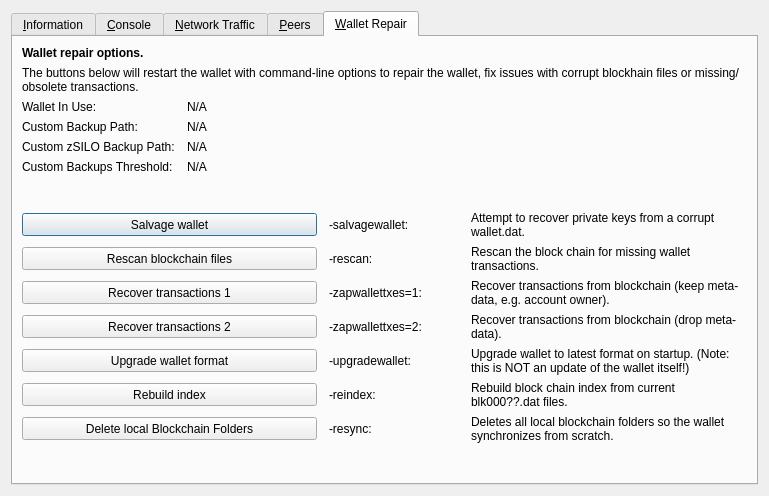
pandagrows/seed2need-silo-coin, file src/qt/forms/rpcconsole.ui: the form before one commit.
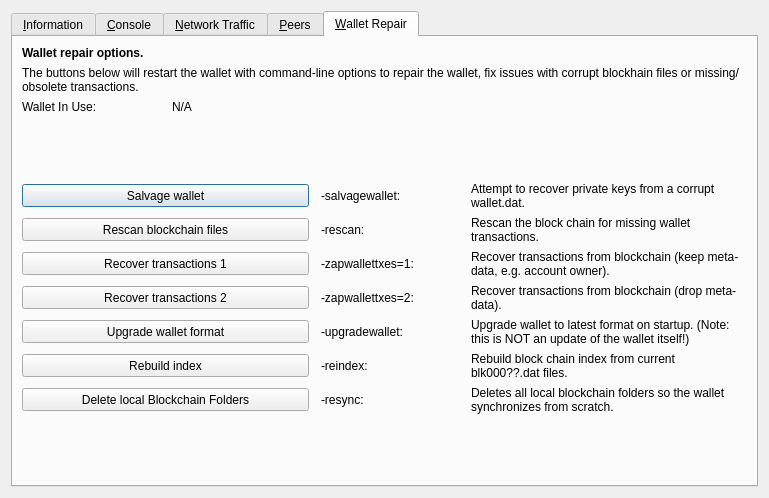
The form after the commit. The open tabs and pages were chosen to show the change. Icons and pictures are not drawn. Custom widgets are drawn as their Qt base class.

The edit to the form file:
```diff
--- a/src/qt/forms/rpcconsole.ui
+++ b/src/qt/forms/rpcconsole.ui
@@ -7,7 +7,7 @@
     <x>0</x>
     <y>0</y>
     <width>769</width>
-    <height>496</height>
+    <height>498</height>
    </rect>
   </property>
   <property name="windowTitle">
@@ -1299,93 +1299,6 @@
         </widget>
        </item>
        <item row="3" column="0">
-        <widget class="QLabel" name="wallet_custombackuppath_label">
-         <property name="visible">
-          <bool>false</bool>
-         </property>
-         <property name="text">
-          <string>Custom Backup Path:</string>
-         </property>
-        </widget>
-       </item>
-       <item row="3" column="1" colspan="3">
-        <widget class="QLabel" name="wallet_custombackuppath">
-         <property name="cursor">
-          <cursorShape>IBeamCursor</cursorShape>
-         </property>
-         <property name="visible">
-          <bool>false</bool>
-         </property>
-         <property name="text">
-          <string>N/A</string>
-         </property>
-         <property name="textFormat">
-          <enum>Qt::PlainText</enum>
-         </property>
-         <property name="textInteractionFlags">
-          <set>Qt::LinksAccessibleByMouse|Qt::TextSelectableByKeyboard|Qt::TextSelectableByMouse</set>
-         </property>
-        </widget>
-       </item>
-       <item row="4" column="0">
-        <widget class="QLabel" name="wallet_customzsilobackuppath_label">
-         <property name="visible">
-          <bool>false</bool>
-         </property>
-         <property name="text">
-          <string>Custom zSILO Backup Path:</string>
-         </property>
-        </widget>
-       </item>
-       <item row="4" column="1" colspan="3">
-        <widget class="QLabel" name="wallet_customzsilobackuppath">
-         <property name="cursor">
-          <cursorShape>IBeamCursor</cursorShape>
-         </property>
-         <property name="visible">
-          <bool>false</bool>
-         </property>
-         <property name="text">
-          <string>N/A</string>
-         </property>
-         <property name="textFormat">
-          <enum>Qt::PlainText</enum>
-         </property>
-         <property name="textInteractionFlags">
-          <set>Qt::LinksAccessibleByMouse|Qt::TextSelectableByKeyboard|Qt::TextSelectableByMouse</set>
-         </property>
-        </widget>
-       </item>
-       <item row="5" column="0">
-        <widget class="QLabel" name="wallet_custombackupthreshold_label">
-         <property name="visible">
-          <bool>false</bool>
-         </property>
-         <property name="text">
-          <string>Custom Backups Threshold:</string>
-         </property>
-        </widget>
-       </item>
-       <item row="5" column="1" colspan="3">
-        <widget class="QLabel" name="wallet_custombackupthreshold">
-         <property name="cursor">
-          <cursorShape>IBeamCursor</cursorShape>
-         </property>
-         <property name="visible">
-          <bool>false</bool>
-         </property>
-         <property name="text">
-          <string>N/A</string>
-         </property>
-         <property name="textFormat">
-          <enum>Qt::PlainText</enum>
-         </property>
-         <property name="textInteractionFlags">
-          <set>Qt::LinksAccessibleByMouse|Qt::TextSelectableByKeyboard|Qt::TextSelectableByMouse</set>
-         </property>
-        </widget>
-       </item>
-       <item row="6" column="0">
         <spacer name="verticalSpacer_repair1">
          <property name="orientation">
           <enum>Qt::Vertical</enum>
@@ -1398,7 +1311,7 @@
          </property>
         </spacer>
        </item>
-       <item row="7" column="0" colspan="2">
+       <item row="4" column="0" colspan="2">
         <widget class="QPushButton" name="btn_salvagewallet">
          <property name="minimumSize">
           <size>
@@ -1411,14 +1324,14 @@
          </property>
         </widget>
        </item>
-       <item row="7" column="2">
+       <item row="4" column="2">
         <widget class="QLabel" name="label_repair_salvage_command">
          <property name="text">
           <string notr="true">-salvagewallet:</string>
          </property>
         </widget>
        </item>
-       <item row="7" column="3">
+       <item row="4" column="3">
         <widget class="QLabel" name="label_repair_salvage">
          <property name="text">
           <string>Attempt to recover private keys from a corrupt wallet.dat.</string>
@@ -1428,7 +1341,7 @@
          </property>
         </widget>
        </item>
-       <item row="8" column="0" colspan="2">
+       <item row="5" column="0" colspan="2">
         <widget class="QPushButton" name="btn_rescan">
          <property name="minimumSize">
           <size>
@@ -1441,14 +1354,14 @@
          </property>
         </widget>
        </item>
-       <item row="8" column="2">
+       <item row="5" column="2">
         <widget class="QLabel" name="label_repair_rescan_command">
          <property name="text">
           <string notr="true">-rescan:</string>
          </property>
         </widget>
        </item>
-       <item row="8" column="3">
+       <item row="5" column="3">
         <widget class="QLabel" name="label_repair_rescan">
          <property name="text">
           <string>Rescan the block chain for missing wallet transactions.</string>
@@ -1458,7 +1371,7 @@
          </property>
         </widget>
        </item>
-       <item row="9" column="0" colspan="2">
+       <item row="6" column="0" colspan="2">
         <widget class="QPushButton" name="btn_zapwallettxes1">
          <property name="minimumSize">
           <size>
@@ -1471,14 +1384,14 @@
          </property>
         </widget>
        </item>
-       <item row="9" column="2">
+       <item row="6" column="2">
         <widget class="QLabel" name="label_repair_zap1_command">
          <property name="text">
           <string notr="true">-zapwallettxes=1:</string>
          </property>
         </widget>
        </item>
-       <item row="9" column="3">
+       <item row="6" column="3">
         <widget class="QLabel" name="label_repair_zap1">
          <property name="text">
           <string>Recover transactions from blockchain (keep meta-data, e.g. account owner).</string>
@@ -1488,7 +1401,7 @@
          </property>
         </widget>
        </item>
-       <item row="10" column="0" colspan="2">
+       <item row="7" column="0" colspan="2">
         <widget class="QPushButton" name="btn_zapwallettxes2">
          <property name="minimumSize">
           <size>
@@ -1501,14 +1414,14 @@
          </property>
         </widget>
        </item>
-       <item row="10" column="2">
+       <item row="7" column="2">
         <widget class="QLabel" name="label_repair_zap2_command">
          <property name="text">
           <string notr="true">-zapwallettxes=2:</string>
          </property>
         </widget>
        </item>
-       <item row="10" column="3">
+       <item row="7" column="3">
         <widget class="QLabel" name="label_repair_zap2">
          <property name="text">
           <string>Recover transactions from blockchain (drop meta-data).</string>
@@ -1518,7 +1431,7 @@
          </property>
         </widget>
        </item>
-       <item row="11" column="0" colspan="2">
+       <item row="8" column="0" colspan="2">
         <widget class="QPushButton" name="btn_upgradewallet">
          <property name="minimumSize">
           <size>
@@ -1531,14 +1444,14 @@
          </property>
         </widget>
        </item>
-       <item row="11" column="2">
+       <item row="8" column="2">
         <widget class="QLabel" name="label_repair_upgrade_command">
          <property name="text">
           <string notr="true">-upgradewallet:</string>
          </property>
         </widget>
        </item>
-       <item row="11" column="3">
+       <item row="8" column="3">
         <widget class="QLabel" name="label_repair_upgrade">
          <property name="text">
           <string>Upgrade wallet to latest format on startup. (Note: this is NOT an update of the wallet itself!)</string>
@@ -1548,7 +1461,7 @@
          </property>
         </widget>
        </item>
-       <item row="12" column="0" colspan="2">
+       <item row="9" column="0" colspan="2">
         <widget class="QPushButton" name="btn_reindex">
          <property name="minimumSize">
           <size>
@@ -1561,14 +1474,14 @@
          </property>
         </widget>
        </item>
-       <item row="12" column="2">
+       <item row="9" column="2">
         <widget class="QLabel" name="label_repair_reindex_command">
          <property name="text">
           <string notr="true">-reindex:</string>
          </property>
         </widget>
        </item>
-       <item row="12" column="3">
+       <item row="9" column="3">
         <widget class="QLabel" name="label_repair_reindex">
          <property name="text">
           <string>Rebuild block chain index from current blk000??.dat files.</string>
@@ -1578,7 +1491,7 @@
          </property>
         </widget>
        </item>
-       <item row="13" column="0" colspan="2">
+       <item row="10" column="0" colspan="2">
         <widget class="QPushButton" name="btn_resync">
          <property name="minimumSize">
           <size>
@@ -1591,14 +1504,14 @@
          </property>
         </widget>
        </item>
-       <item row="13" column="2">
+       <item row="10" column="2">
         <widget class="QLabel" name="label_repair_resync_command">
          <property name="text">
           <string>-resync:</string>
          </property>
         </widget>
        </item>
-       <item row="13" column="3">
+       <item row="10" column="3">
         <widget class="QLabel" name="label_repair_resync">
          <property name="text">
           <string>Deletes all local blockchain folders so the wallet synchronizes from scratch.</string>
@@ -1608,7 +1521,7 @@
          </property>
         </widget>
        </item>
-       <item row="14" column="0">
+       <item row="11" column="0">
         <spacer name="verticalSpacer_repair2">
          <property name="orientation">
           <enum>Qt::Vertical</enum>
```
Left out of the diff: 127 changed lines with no effect on the pictures.
